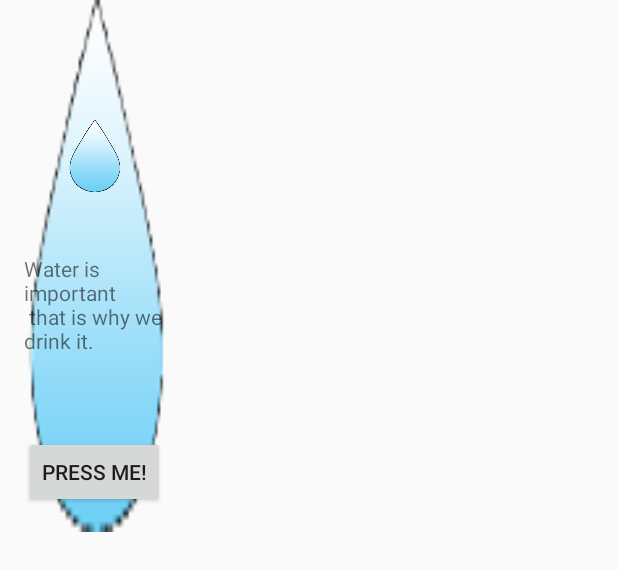
After one commit to Agfct/MagicaeLudos, an Android app: the layout after_game_info.xml on its own in the app's theme, with its tools: preview values and no code run, on a phone screen of 412 x 824 dp. The commit adds this screen. Shown: the top 571 px of the screen. Run offline under Robolectric (Android 15) with nearby library versions, the phone set to English and light mode, and no system bars.

Commit message:
add after game info view, add grid.innerLane
Added a suggestion to how we could add an XML view onscreen after you won/lost a game (showing a picture, some text about water and then a donate/restart button(s))

Added an inner lane option for the Grid class, this gives you a box half the size of the standard row/col size.

Other:
Made some more dummies to show inner lane

```diff
--- a/app/src/main/res/layout/activity_game.xml
+++ b/app/src/main/res/layout/activity_game.xml
@@ -23,6 +23,8 @@
         android:layout_height="match_parent"
         android:text="I CANT SEE THIS"/>
 
+    <include layout="@layout/after_game_info" android:id="@+id/afterInfo" />
+
 
 
 </RelativeLayout>
--- /dev/null
+++ b/app/src/main/res/layout/after_game_info.xml
@@ -0,0 +1,42 @@
+<?xml version="1.0" encoding="utf-8"?>
+<RelativeLayout
+    xmlns:android="http://schemas.android.com/apk/res/android"
+    xmlns:tools="http://schemas.android.com/tools"
+    android:layout_width="wrap_content"
+    android:layout_height="wrap_content"
+    android:paddingBottom="@dimen/activity_vertical_margin"
+    android:paddingLeft="@dimen/activity_horizontal_margin"
+    android:paddingRight="@dimen/activity_horizontal_margin"
+    android:paddingTop="@dimen/activity_vertical_margin"
+    android:layout_centerInParent="true"
+    android:background="@drawable/teardrop"
+    tools:context=".implementation.MainActivity">
+
+
+    <ImageView
+        android:id="@+id/infoImage"
+        android:layout_width="wrap_content"
+        android:layout_height="wrap_content"
+        android:src="@drawable/teardrop"
+        android:layout_alignParentTop="true"
+        android:layout_centerHorizontal="true"
+        android:layout_marginTop="64dp"/>
+    <TextView
+        android:id="@+id/infoParagraph"
+        android:layout_width="wrap_content"
+        android:layout_height="wrap_content"
+        android:text="@string/water_info_0"
+        android:layout_below="@+id/infoImage"
+        android:layout_alignRight="@+id/btnGameActivity"
+        android:layout_alignEnd="@+id/btnGameActivity"
+        android:layout_marginTop="41dp"/>
+    <Button
+        android:id="@+id/btnGameActivity"
+        android:layout_width="wrap_content"
+        android:layout_height="wrap_content"
+        android:text="Press Me!"
+        android:onClick="goToGameActivity"
+        android:layout_marginTop="54dp"
+        android:layout_below="@+id/infoParagraph"
+        android:layout_centerHorizontal="true"/>
+</RelativeLayout>
--- a/app/src/main/res/values/strings.xml
+++ b/app/src/main/res/values/strings.xml
@@ -1,3 +1,11 @@
 <resources>
     <string name="app_name">MagicaeLudos</string>
+
+
+
+    <!-- Strings containing information about water-->
+    <string name="water_info_0">
+        Water is important \n
+        that is why we drink it.
+    </string>
 </resources>
```
Also changed, not shown: app/src/main/java/com/magicaeludos/mobile/magicaeludos/framework/Grid.java (+42 -0 lines), app/src/main/java/com/magicaeludos/mobile/magicaeludos/implementation/Dummy.java (+4 -3 lines), app/src/main/java/com/magicaeludos/mobile/magicaeludos/implementation/GameActivity.java (+21 -0 lines), app/src/main/java/com/magicaeludos/mobile/magicaeludos/implementation/GameContent.java (+8 -2 lines).
